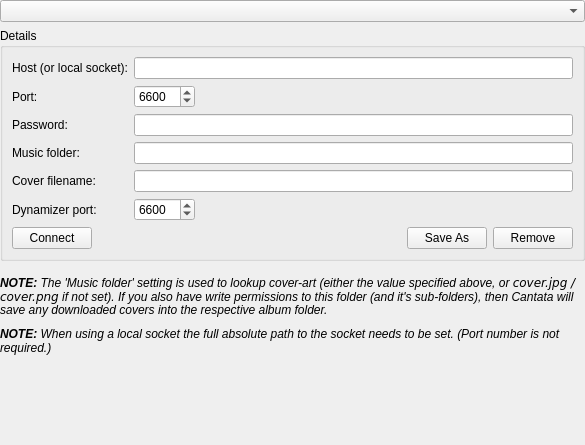
First picture: the form in gui/serversettings.ui, repository polpo/cantata-mac, before the edit.
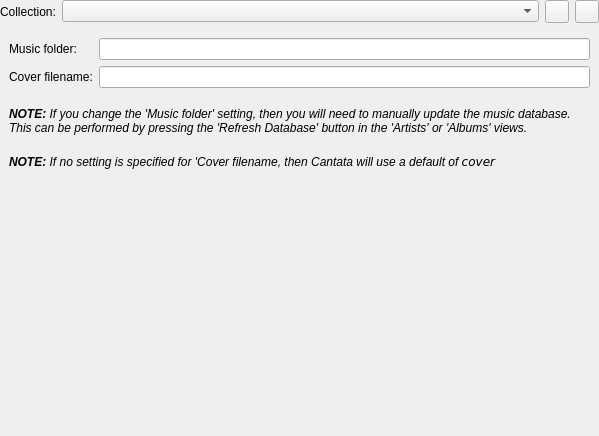
Second picture: the form after the edit. The open tabs and pages were chosen to show the change. Custom widgets are drawn as their Qt base class.

Commit message: Add support for a simple profile where MPD is started by cantata, and the only settings are the music folder and cover names.

Diff of the .ui file:
```diff
--- a/gui/serversettings.ui
+++ b/gui/serversettings.ui
@@ -6,29 +6,58 @@
    <rect>
     <x>0</x>
     <y>0</y>
-    <width>585</width>
-    <height>445</height>
+    <width>599</width>
+    <height>436</height>
    </rect>
   </property>
-  <layout class="QVBoxLayout" name="verticalLayout">
-   <property name="margin">
+  <layout class="QGridLayout" name="gridLayout_2">
+   <property name="leftMargin">
     <number>0</number>
    </property>
-   <item>
+   <property name="topMargin">
+    <number>0</number>
+   </property>
+   <property name="rightMargin">
+    <number>0</number>
+   </property>
+   <property name="bottomMargin">
+    <number>0</number>
+   </property>
+   <item row="0" column="0">
+    <widget class="QLabel" name="label">
+     <property name="sizePolicy">
+      <sizepolicy hsizetype="Maximum" vsizetype="Preferred">
+       <horstretch>0</horstretch>
+       <verstretch>0</verstretch>
+      </sizepolicy>
+     </property>
+     <property name="text">
+      <string>Collection:</string>
+     </property>
+    </widget>
+   </item>
+   <item row="0" column="1">
     <widget class="QComboBox" name="combo"/>
    </item>
-   <item>
-    <widget class="QGroupBox" name="groupBox">
-     <property name="title">
-      <string>Details</string>
+   <item row="0" column="2">
+    <widget class="QToolButton" name="addButton"/>
+   </item>
+   <item row="0" column="3">
+    <widget class="QToolButton" name="removeButton"/>
+   </item>
+   <item row="1" column="0" colspan="4">
+    <widget class="QStackedWidget" name="stackedWidget">
+     <property name="currentIndex">
+      <number>0</number>
      </property>
+     <widget class="QWidget" name="page">
      <layout class="QGridLayout" name="gridLayout">
-      <item row="0" column="0" colspan="4">
+       <item row="0" column="0" colspan="2">
        <layout class="QFormLayout" name="formLayout">
         <property name="fieldGrowthPolicy">
          <enum>QFormLayout::ExpandingFieldsGrow</enum>
         </property>
-        <item row="0" column="0">
+         <item row="1" column="0">
          <widget class="BuddyLabel" name="hostLabel">
           <property name="text">
            <string>Host (or local socket):</string>
@@ -38,10 +67,10 @@
           </property>
          </widget>
         </item>
-        <item row="0" column="1">
+         <item row="1" column="1">
          <widget class="LineEdit" name="host"/>
         </item>
-        <item row="1" column="0">
+         <item row="2" column="0">
          <widget class="BuddyLabel" name="portLabel">
           <property name="text">
            <string>Port:</string>
@@ -51,7 +80,7 @@
           </property>
          </widget>
         </item>
-        <item row="1" column="1">
+         <item row="2" column="1">
          <widget class="SpinBox" name="port">
           <property name="minimum">
            <number>1</number>
@@ -64,7 +93,7 @@
           </property>
          </widget>
         </item>
-        <item row="2" column="0">
+         <item row="3" column="0">
          <widget class="BuddyLabel" name="passwordLabel">
           <property name="text">
            <string>Password:</string>
@@ -74,14 +103,14 @@
           </property>
          </widget>
         </item>
-        <item row="2" column="1">
+         <item row="3" column="1">
          <widget class="LineEdit" name="password">
           <property name="echoMode">
            <enum>QLineEdit::Password</enum>
           </property>
          </widget>
         </item>
-        <item row="3" column="0">
+         <item row="4" column="0">
          <widget class="BuddyLabel" name="dirLabel">
           <property name="text">
            <string>Music folder:</string>
@@ -91,10 +120,10 @@
           </property>
          </widget>
         </item>
-        <item row="3" column="1">
+         <item row="4" column="1">
          <widget class="PathRequester" name="dir"/>
         </item>
-        <item row="5" column="0">
+         <item row="6" column="0">
          <widget class="BuddyLabel" name="dynamizerPortLabel">
           <property name="text">
            <string>Dynamizer port:</string>
@@ -104,7 +133,7 @@
           </property>
          </widget>
         </item>
-        <item row="5" column="1">
+         <item row="6" column="1">
          <widget class="SpinBox" name="dynamizerPort">
           <property name="minimum">
            <number>0</number>
@@ -117,7 +146,7 @@
           </property>
          </widget>
         </item>
-        <item row="4" column="0">
+         <item row="5" column="0">
          <widget class="BuddyLabel" name="coverNameLabel">
           <property name="text">
            <string>Cover filename:</string>
@@ -127,49 +156,25 @@
           </property>
          </widget>
         </item>
-        <item row="4" column="1">
+         <item row="5" column="1">
          <widget class="LineEdit" name="coverName"/>
         </item>
+         <item row="0" column="0">
+          <widget class="QLabel" name="label_2">
+           <property name="text">
+            <string>Name:</string>
+           </property>
+           <property name="buddy">
+            <cstring>name</cstring>
+           </property>
+          </widget>
+         </item>
+         <item row="0" column="1">
+          <widget class="LineEdit" name="name"/>
+         </item>
        </layout>
       </item>
       <item row="1" column="0">
-       <widget class="QPushButton" name="connectButton">
-        <property name="text">
-         <string>Connect</string>
-        </property>
-       </widget>
-      </item>
-      <item row="1" column="1">
-       <spacer name="horizontalSpacer">
-        <property name="orientation">
-         <enum>Qt::Horizontal</enum>
-        </property>
-        <property name="sizeHint" stdset="0">
-         <size>
-          <width>165</width>
-          <height>20</height>
-         </size>
-        </property>
-       </spacer>
-      </item>
-      <item row="1" column="2">
-       <widget class="QPushButton" name="saveButton">
-        <property name="text">
-         <string>Save As</string>
-        </property>
-       </widget>
-      </item>
-      <item row="1" column="3">
-       <widget class="QPushButton" name="removeButton">
-        <property name="text">
-         <string>Remove</string>
-        </property>
-       </widget>
-      </item>
-     </layout>
-    </widget>
-   </item>
-   <item>
     <spacer name="verticalSpacer">
      <property name="orientation">
       <enum>Qt::Vertical</enum>
@@ -180,12 +185,12 @@
      <property name="sizeHint" stdset="0">
       <size>
        <width>20</width>
-       <height>8</height>
+           <height>13</height>
       </size>
      </property>
     </spacer>
    </item>
-   <item>
+       <item row="2" column="0" colspan="2">
     <widget class="QLabel" name="musicFolderNoteLabel">
      <property name="text">
       <string>&lt;i&gt;&lt;b&gt;NOTE:&lt;/b&gt; The 'Music folder' setting is used to lookup cover-art (either the value specified above, or &lt;code&gt;cover.jpg / cover.png&lt;/code&gt; if not set). If you also have write permissions to this folder (and it's sub-folders), then Cantata will save any downloaded covers into the respective album folder.&lt;/i&gt;</string>
@@ -195,7 +200,7 @@
      </property>
     </widget>
    </item>
-   <item>
+       <item row="3" column="0">
     <spacer name="verticalSpacer_3">
      <property name="orientation">
       <enum>Qt::Vertical</enum>
@@ -206,12 +211,12 @@
      <property name="sizeHint" stdset="0">
       <size>
        <width>20</width>
-       <height>4</height>
+           <height>13</height>
       </size>
      </property>
     </spacer>
    </item>
-   <item>
+       <item row="4" column="0" colspan="2">
     <widget class="QLabel" name="socketNoteLabel">
      <property name="text">
       <string>&lt;i&gt;&lt;b&gt;NOTE:&lt;/b&gt; When using a local socket the full absolute path to the socket needs to be set. (Port number is not required.)&lt;/i&gt;</string>
@@ -221,7 +226,7 @@
      </property>
     </widget>
    </item>
-   <item>
+       <item row="5" column="0">
     <spacer name="verticalSpacer_4">
      <property name="orientation">
       <enum>Qt::Vertical</enum>
@@ -232,12 +237,12 @@
      <property name="sizeHint" stdset="0">
       <size>
        <width>20</width>
-       <height>4</height>
+           <height>13</height>
       </size>
      </property>
     </spacer>
    </item>
-   <item>
+       <item row="6" column="0" colspan="2">
     <widget class="QLabel" name="dynamizerNoteLabel">
      <property name="text">
       <string/>
@@ -247,7 +252,7 @@
      </property>
     </widget>
    </item>
-   <item>
+       <item row="7" column="0">
     <spacer name="verticalSpacer_2">
      <property name="orientation">
       <enum>Qt::Vertical</enum>
@@ -255,10 +260,119 @@
      <property name="sizeHint" stdset="0">
       <size>
        <width>20</width>
-       <height>0</height>
+           <height>2</height>
       </size>
      </property>
     </spacer>
+       </item>
+      </layout>
+     </widget>
+     <widget class="QWidget" name="page_2">
+      <layout class="QGridLayout" name="gridLayout_3">
+       <item row="1" column="0">
+        <spacer name="verticalSpacer_7">
+         <property name="orientation">
+          <enum>Qt::Vertical</enum>
+         </property>
+         <property name="sizeType">
+          <enum>QSizePolicy::Fixed</enum>
+         </property>
+         <property name="sizeHint" stdset="0">
+          <size>
+           <width>20</width>
+           <height>13</height>
+          </size>
+         </property>
+        </spacer>
+       </item>
+       <item row="0" column="0" colspan="4">
+        <layout class="QFormLayout" name="formLayout_2">
+         <property name="fieldGrowthPolicy">
+          <enum>QFormLayout::ExpandingFieldsGrow</enum>
+         </property>
+         <item row="0" column="0">
+          <widget class="BuddyLabel" name="dirLabel_2">
+           <property name="text">
+            <string>Music folder:</string>
+           </property>
+           <property name="buddy">
+            <cstring>dir</cstring>
+           </property>
+          </widget>
+         </item>
+         <item row="0" column="1">
+          <widget class="PathRequester" name="basicDir"/>
+         </item>
+         <item row="1" column="0">
+          <widget class="BuddyLabel" name="basicCoverNameLabel">
+           <property name="text">
+            <string>Cover filename:</string>
+           </property>
+           <property name="buddy">
+            <cstring>basicCoverName</cstring>
+           </property>
+          </widget>
+         </item>
+         <item row="1" column="1">
+          <widget class="LineEdit" name="basicCoverName"/>
+         </item>
+        </layout>
+       </item>
+       <item row="2" column="0" colspan="4">
+        <widget class="StateLabel" name="basicMusicFolderNoteLabel">
+         <property name="text">
+          <string>&lt;i&gt;&lt;b&gt;NOTE:&lt;/b&gt; If you change the 'Music folder' setting, then you will need to manually update the music database. This can be performed by pressing the 'Refresh Database' button in the 'Artists' or 'Albums' views.&lt;/i&gt;</string>
+         </property>
+         <property name="wordWrap">
+          <bool>true</bool>
+         </property>
+        </widget>
+       </item>
+       <item row="3" column="1">
+        <spacer name="verticalSpacer_8">
+         <property name="orientation">
+          <enum>Qt::Vertical</enum>
+         </property>
+         <property name="sizeType">
+          <enum>QSizePolicy::Fixed</enum>
+         </property>
+         <property name="sizeHint" stdset="0">
+          <size>
+           <width>20</width>
+           <height>13</height>
+          </size>
+         </property>
+        </spacer>
+       </item>
+       <item row="4" column="0" colspan="4">
+        <widget class="QLabel" name="musicFolderNoteLabel_2">
+         <property name="text">
+          <string>&lt;i&gt;&lt;b&gt;NOTE:&lt;/b&gt; If no setting is specified for 'Cover filename, then Cantata will use a default of &lt;code&gt;cover&lt;/code&gt; &lt;/i&gt;</string>
+         </property>
+         <property name="alignment">
+          <set>Qt::AlignLeading|Qt::AlignLeft|Qt::AlignTop</set>
+         </property>
+         <property name="wordWrap">
+          <bool>true</bool>
+         </property>
+        </widget>
+       </item>
+       <item row="5" column="2">
+        <spacer name="verticalSpacer_6">
+         <property name="orientation">
+          <enum>Qt::Vertical</enum>
+         </property>
+         <property name="sizeHint" stdset="0">
+          <size>
+           <width>20</width>
+           <height>363</height>
+          </size>
+         </property>
+        </spacer>
+       </item>
+      </layout>
+     </widget>
+    </widget>
    </item>
   </layout>
  </widget>
@@ -268,6 +382,11 @@
    <extends>QLabel</extends>
    <header>buddylabel.h</header>
   </customwidget>
+  <customwidget>
+   <class>StateLabel</class>
+   <extends>QLabel</extends>
+   <header>statelabel.h</header>
+  </customwidget>
   <customwidget>
    <class>SpinBox</class>
    <extends>QSpinBox</extends>
```
Left out of the diff: 9 changed lines with no effect on the pictures. Lines whose indentation alone changed are shown as unchanged. The commit also changes 15 other files.
